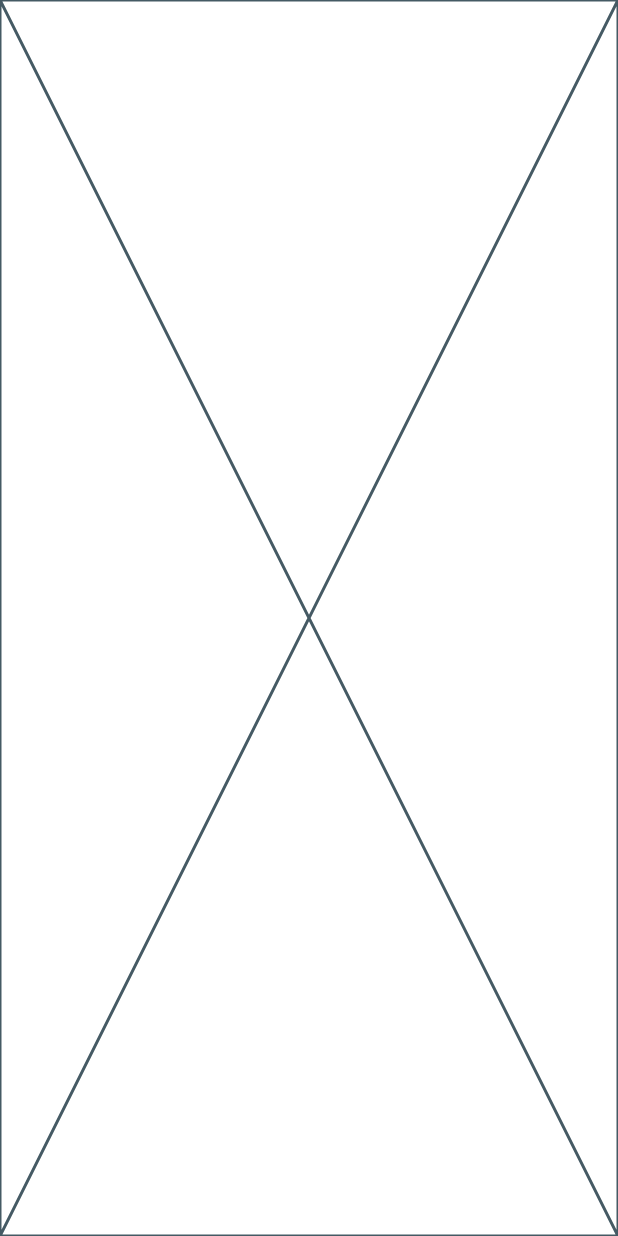
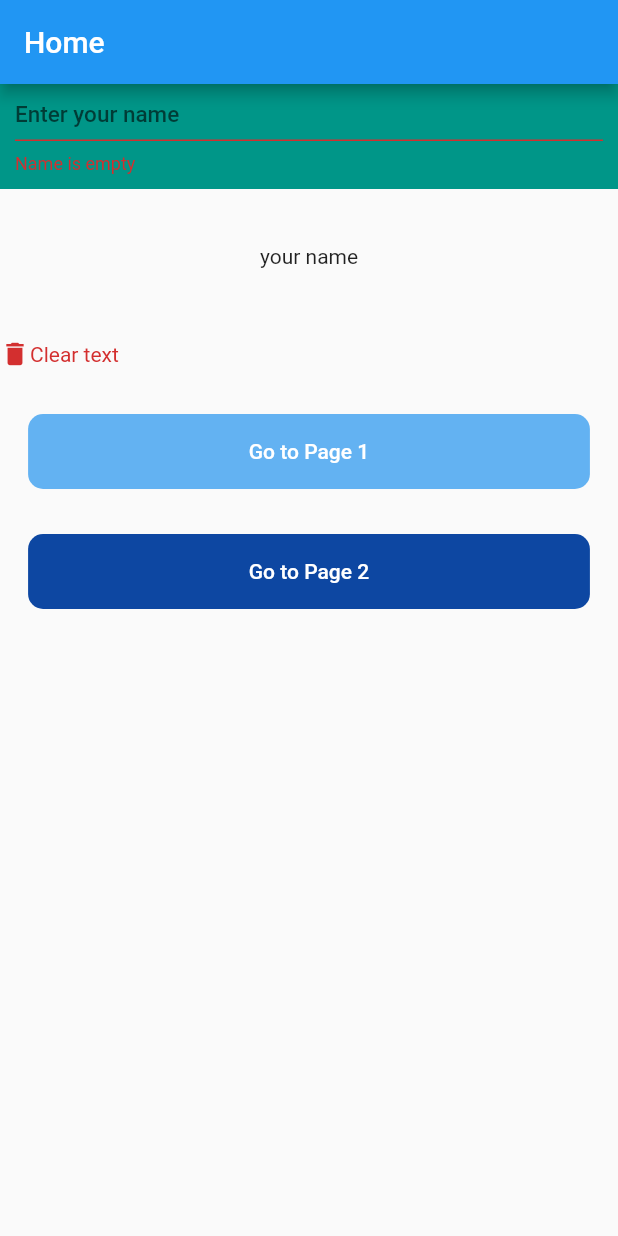
Before and after one commit to Aman-Kh/ososs, a Flutter app: the HomeView screen opened by its route, on a phone screen of 412 x 824 dp. Run offline on Flutter 3.47's test engine with Material 2 defaults, Android fonts, the phone set to English and light mode, and no system bars; our stand-ins replace flutter_native_splash, go_router; statements that could not run were skipped.

Commit message:
init structure of app && add main views

```diff
--- /dev/null
+++ b/lib/constants/preference_key.dart
@@ -0,0 +1,2 @@
+String userName = 'userName';
+String userId = 'userId';
--- a/lib/main.dart
+++ b/lib/main.dart
@@ -1,7 +1,12 @@
 import 'package:flutter/material.dart';
 import 'package:flutter_native_splash/flutter_native_splash.dart';
+import 'package:ososs/providers/base_provider.dart';
 import 'package:ososs/routing/app_router.dart';
 import 'package:ososs/views/home_view.dart';
+import 'package:provider/provider.dart';
+
+import 'providers/home_provider.dart';
+import 'providers/user_provider.dart';
 
 void main() {
   WidgetsBinding widgetsBinding = WidgetsFlutterBinding.ensureInitialized();
@@ -15,9 +20,17 @@ class MyApp extends StatelessWidget {
   // This widget is the root of your application.
   @override
   Widget build(BuildContext context) {
-    return MaterialApp.router(
-      routerConfig: AppRouter.router,
-      debugShowCheckedModeBanner: false,
+    return MultiProvider(
+      providers: [
+        ChangeNotifierProvider<BaseProvider>(create: (_) => BaseProvider()),
+        ChangeNotifierProvider<UserProvider>(create: (_) => UserProvider()),
+        ChangeNotifierProvider<HomeProvider>(create: (_) => HomeProvider()),
+      ],
+      child: MaterialApp.router(
+        routerConfig: AppRouter.router,
+        debugShowCheckedModeBanner: false,
+        title: 'Ososs',
+      ),
     );
   }
 }
--- /dev/null
+++ b/lib/models/user.dart
@@ -0,0 +1,11 @@
+class User {
+  String id;
+  String name;
+
+  User({required this.id, required this.name});
+
+  User.empty({
+    this.id = '',
+    this.name = '',
+  });
+}
--- a/lib/providers/base_provider.dart
+++ b/lib/providers/base_provider.dart
@@ -0,0 +1,3 @@
+import 'package:flutter/material.dart';
+
+class BaseProvider with ChangeNotifier {}
--- /dev/null
+++ b/lib/providers/home_provider.dart
@@ -0,0 +1,3 @@
+import 'base_provider.dart';
+
+class HomeProvider extends BaseProvider {}
--- /dev/null
+++ b/lib/providers/user_provider.dart
@@ -0,0 +1,12 @@
+import '../models/user.dart';
+import 'base_provider.dart';
+
+class UserProvider extends BaseProvider {
+  final User _currentUser = User.empty();
+  User get user => _currentUser;
+
+  setUserName(String value) {
+    _currentUser.name = value;
+    notifyListeners();
+  }
+}
--- a/lib/routing/app_router.dart
+++ b/lib/routing/app_router.dart
@@ -6,7 +6,6 @@ import 'package:ososs/views/not_found_view.dart';
 import '../views/home_view.dart';
 
 class AppRouter {
-
   // all the route paths. So that we can access them easily  across the app
   static String get HOME_VIEW => '/HomeView';
   static String get Not_FOUND_VIEW => '/NotFoundView';
@@ -18,20 +17,25 @@ class AppRouter {
       GoRoute(
         path: HOME_VIEW,
         builder: (BuildContext context, GoRouterState state) {
-          return  const HomeView();
+          return const HomeView();
+        },
+      ),
+      GoRoute(
+        path: '/',
+        builder: (BuildContext context, GoRouterState state) {
+          return const HomeView();
         },
       ),
       GoRoute(
         path: Not_FOUND_VIEW,
         builder: (BuildContext context, GoRouterState state) {
-          return  const NotFoundView();
+          return const NotFoundView();
         },
       ),
     ],
     errorBuilder: errorWidget,
   );
 
-
   // to call it in views
   static GoRouter get router => _router;
 }
--- /dev/null
+++ b/lib/styles/app_colors.dart
@@ -0,0 +1,19 @@
+import 'package:flutter/material.dart';
+
+class AppColors {
+  static Color appBarColor = const Color(0xff63B2F2);
+  static Color buttonColor = const Color(0xff0D47A2);
+  static Color whiteColor = Colors.white;
+  static Color blackColor = Colors.black;
+  static Color redColor = Colors.red;
+
+  static Color primaryColor = const Color(0xff63B2F2);
+  static Color darkPrimaryColor = Color(0xff0D47A2);
+
+  static Color lightGreyColor = Color(0xFFE0E0E0);
+  static Color lightLightGreyColor = Color(0xFFF9FAFF);
+  static Color darkGreyColor = Color(0xFFA1A1A1);
+  static Color darkGreenColor = Color(0xFF219654);
+
+  static Color darkRedColor = Colors.red.shade700;
+}
--- /dev/null
+++ b/lib/styles/app_styles.dart
@@ -0,0 +1,27 @@
+import 'package:flutter/material.dart';
+
+import 'app_colors.dart';
+
+class AppStyles {
+  static ButtonStyle primaryButtonStyle = ButtonStyle(
+    backgroundColor: MaterialStateProperty.all(AppColors.primaryColor),
+    foregroundColor: MaterialStateProperty.all(AppColors.whiteColor),
+    shape: MaterialStateProperty.all(RoundedRectangleBorder(
+      borderRadius: BorderRadius.circular(10),
+    )),
+  );
+
+  static ButtonStyle darkPrimaryButtonStyle = ButtonStyle(
+    backgroundColor: MaterialStateProperty.all(AppColors.darkPrimaryColor),
+    foregroundColor: MaterialStateProperty.all(AppColors.whiteColor),
+    shape: MaterialStateProperty.all(RoundedRectangleBorder(
+      borderRadius: BorderRadius.circular(10),
+    )),
+  );
+
+  static TextStyle blackSmallBoldTextStyle = TextStyle(
+    color: AppColors.blackColor,
+    fontSize: 15.0,
+    fontWeight: FontWeight.w500,
+  );
+}
--- a/lib/views/animation_view.dart
+++ b/lib/views/animation_view.dart
@@ -1,10 +1,18 @@
 import 'package:flutter/cupertino.dart';
+import 'package:flutter/material.dart';
 
 class AnimationView extends StatelessWidget {
   const AnimationView({Key? key}) : super(key: key);
 
   @override
   Widget build(BuildContext context) {
-    return const Placeholder();
+    return Scaffold(
+      appBar: AppBar(
+        title: Text('Animations'),
+      ),
+      body: Container(
+        color: Colors.amber,
+      ),
+    );
   }
 }
--- a/lib/views/home_view.dart
+++ b/lib/views/home_view.dart
@@ -1,5 +1,11 @@
 import 'package:flutter/material.dart';
 import 'package:flutter_native_splash/flutter_native_splash.dart';
+import 'package:ososs/models/user.dart';
+import 'package:provider/provider.dart';
+
+import '../providers/user_provider.dart';
+import '../styles/app_colors.dart';
+import '../styles/app_styles.dart';
 
 class HomeView extends StatefulWidget {
   const HomeView({Key? key}) : super(key: key);
@@ -9,6 +15,10 @@ class HomeView extends StatefulWidget {
 }
 
 class _HomeViewState extends State<HomeView> {
+  TextEditingController nameController = TextEditingController(text: "");
+  FocusNode nameFocusNode = FocusNode();
+
+  bool isNameControllerFilled = false;
   @override
   void initState() {
     // TODO: implement initState
@@ -21,9 +31,120 @@ class _HomeViewState extends State<HomeView> {
     FlutterNativeSplash.remove();
   }
 
-
   @override
   Widget build(BuildContext context) {
-    return const Placeholder();
+    //var size = context.size;
+    double width = MediaQuery.of(context).size.width;
+    double height = MediaQuery.of(context).size.height;
+
+    return Scaffold(
+      appBar: AppBar(
+        title: Text('Home'),
+      ),
+      body: Column(
+        //mainAxisAlignment: MainAxisAlignment.spaceBetween,
+        children: [
+          Container(
+            color: Colors.teal,
+            height: 70,
+            padding: const EdgeInsets.all(10),
+            width: width,
+            child: Consumer<UserProvider>(
+              builder: (_, provider, __) {
+                return TextFormField(
+                  controller: nameController,
+                  validator: (value) {
+                    if (nameController.text.isEmpty) {
+                      return "Name is empty ";
+                    } else {
+                      return null;
+                    }
+                  },
+                  onChanged: (value) {
+                    context.read<UserProvider>().setUserName(value);
+                    /*setState(() {
+                    if (value.isNotEmpty) {
+                      isNameControllerFilled = true;
+                    } else {
+                      isNameControllerFilled = false;
+                    }
+                  });*/
+                  },
+                  autovalidateMode: AutovalidateMode.always,
+                  style: AppStyles.blackSmallBoldTextStyle,
+                  showCursor: true,
+                  keyboardType: TextInputType.text,
+                  focusNode: nameFocusNode,
+                  inputFormatters: const [],
+                  decoration: InputDecoration(
+                    //labelText: 'Enter your name',
+                    /*labelStyle:
+                      TextStyle(fontSize: 13, color: AppColors.darkGreyColor),*/
+                    hintText: 'Enter your name',
+                    focusedBorder: UnderlineInputBorder(
+                      borderSide:
+                          BorderSide(color: AppColors.primaryColor, width: 1.0),
+                      borderRadius: BorderRadius.all(Radius.circular(2.0)),
+                    ),
+                  ),
+                );
+              },
+            ),
+          ),
+          SizedBox(
+            height: 20,
+          ),
+          Selector<UserProvider, String>(
+            selector: (context, userProvider) => userProvider.user.name!,
+            builder: (_, userName, __) {
+              print("I GOT INTO SELECTOR");
+              return Container(
+                  height: 50,
+                  width: width,
+                  padding: EdgeInsets.all(5),
+                  //color: Colors.orange,
+                  child: Center(
+                      child: Text(userName.isEmpty ? "your name" : userName)));
+            },
+          ),
+          Container(
+            height: 80,
+            //color: Colors.orange.shade100,
+            child: Center(
+              child: Row(children: [
+                Icon(
+                  Icons.delete,
+                  size: 20,
+                  color: AppColors.darkRedColor,
+                ),
+                Text(
+                  "Clear text",
+                  style: TextStyle(color: AppColors.darkRedColor),
+                )
+              ]),
+            ),
+          ),
+          Container(
+            width: width / 1.1,
+            height: 50,
+            child: ElevatedButton(
+                onPressed: null,
+                child: Text("Go to Page 1"),
+                style: AppStyles.primaryButtonStyle),
+          ),
+          SizedBox(
+            height: 30,
+          ),
+          Container(
+            width: width / 1.1,
+            height: 50,
+            child: ElevatedButton(
+                onPressed: null,
+                child: Text("Go to Page 2"),
+                style: AppStyles.darkPrimaryButtonStyle),
+          ),
+        ],
+      ),
+    );
   }
 }
--- a/lib/views/pokemon_view.dart
+++ b/lib/views/pokemon_view.dart
@@ -5,6 +5,13 @@ class PokemonView extends StatelessWidget {
 
   @override
   Widget build(BuildContext context) {
-    return const Placeholder();
+    return Scaffold(
+      appBar: AppBar(
+        title: Text('pokemons'),
+      ),
+      body: Container(
+        color: Colors.amber,
+      ),
+    );
   }
 }
```
Also changed, not shown: pubspec.yaml (+6 -7 lines), lib/models/pokemon.dart (added), lib/providers/pokemon_provider.dart (added), pubspec.lock, 5 other files.
